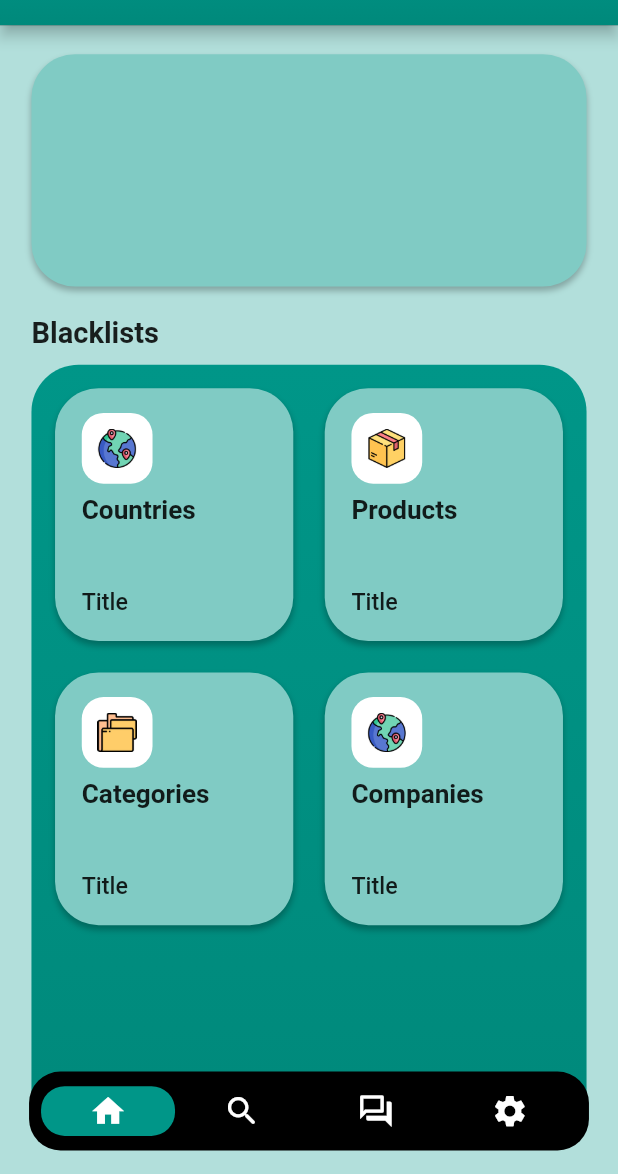
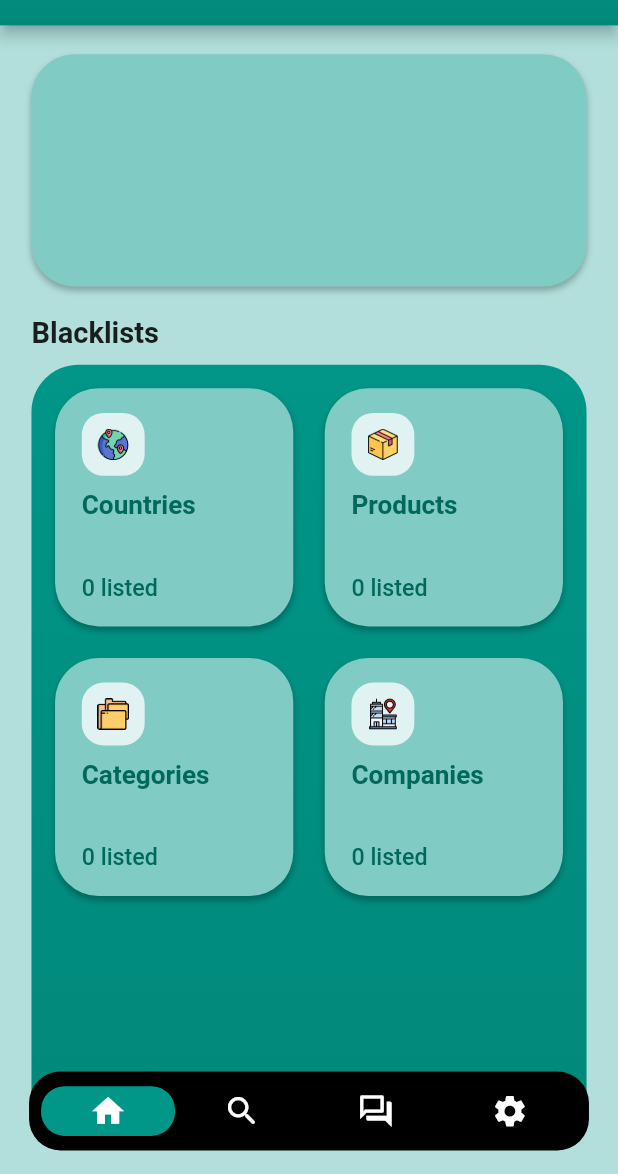
Before and after one commit to motasimfuad/Boycott-Islamophobes, a Flutter app: the screen it shows after launch, on a phone screen of 412 x 824 dp, the part 62-1236 px from its top. Run offline on Flutter 3.47's test engine with Material 2 defaults, Android fonts, the phone set to English and light mode, and no system bars; drawn by our look-alikes of floating_bottom_navigation_bar; our stand-ins replace badges, bloc, cloud_firestore, dartz, equatable, firebase_core and 7 more; accounts and stored records are empty.

Commit message:
home page ui updated

```diff
--- a/lib/core/constants/strings.dart
+++ b/lib/core/constants/strings.dart
@@ -2,6 +2,6 @@
 class Images {
   static const String countryIcon = 'assets/icons/country.png';
   static const String productIcon = 'assets/icons/product.png';
-  // static const String companyIcon = 'assets/icons/company.png';
+  static const String companyIcon = 'assets/icons/company.png';
   static const String categoryIcon = 'assets/icons/category.png';
 }
--- a/lib/features/home_page.dart
+++ b/lib/features/home_page.dart
@@ -102,7 +102,7 @@ class HomePage extends StatelessWidget {
                         SizedBox(width: 20.w),
                         const HomePageCard(
                           title: 'Companies',
-                          imageName: Images.countryIcon,
+                          imageName: Images.companyIcon,
                         ),
                       ],
                     )
@@ -171,7 +171,7 @@ class HomePageCard extends StatelessWidget {
           router.pushNamed(AppRouter.allProductsPage);
         },
         child: Container(
-          height: 150.h,
+          height: 140.h,
           // color: Colors.grey,
           padding: EdgeInsets.symmetric(
             vertical: 5.h,
@@ -185,10 +185,10 @@ class HomePageCard extends StatelessWidget {
                 crossAxisAlignment: CrossAxisAlignment.start,
                 children: [
                   Container(
-                    height: 45.w,
-                    width: 45.w,
+                    height: 40.w,
+                    width: 40.w,
                     decoration: BoxDecoration(
-                      color: Colors.white,
+                      color: KColors.primary.shade50,
                       borderRadius: BorderRadius.circular(15.r),
                     ),
                     padding: EdgeInsets.symmetric(
@@ -197,11 +197,12 @@ class HomePageCard extends StatelessWidget {
                     ),
                     child: Image.asset(imageName),
                   ),
-                  SizedBox(height: 8.h),
+                  SizedBox(height: 10.h),
                   Text(
                     title ?? '',
                     maxLines: 2,
                     style: TextStyle(
+                      color: KColors.primary.shade800,
                       fontSize: 18.sp,
                       fontWeight: FontWeight.w600,
                     ),
@@ -210,8 +211,9 @@ class HomePageCard extends StatelessWidget {
               ),
               SizedBox(height: 10.h),
               Text(
-                'Title',
+                '${totalItems ?? 0} listed',
                 style: TextStyle(
+                  color: KColors.primary.shade800,
                   fontSize: 16.sp,
                   fontWeight: FontWeight.w500,
                 ),
```
Also changed, not shown: assets/icons/company.png (added).
